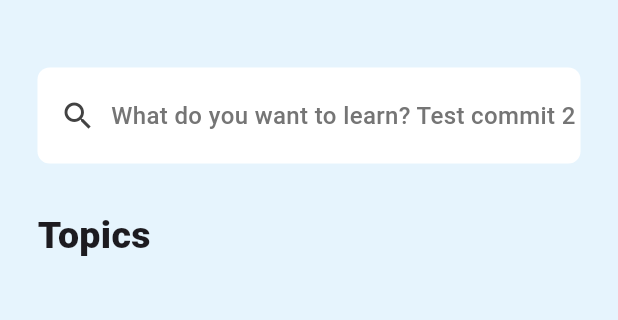
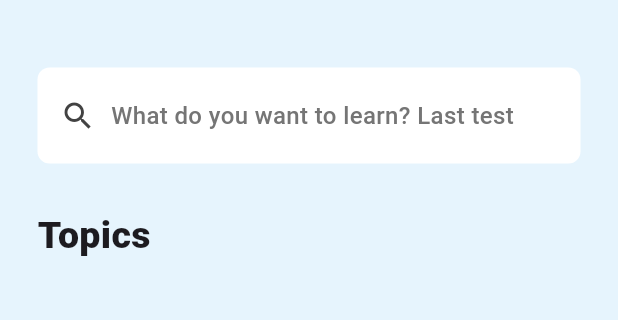
Before and after one commit to viancie/quizzard, a Flutter app: the screen it shows after launch, on a phone screen of 412 x 824 dp, the part 84-404 px from its top. Run offline on Flutter 3.47's test engine with Material 3 defaults, Android fonts, the phone set to English and light mode, and no system bars.

Commit message:
unta last na

```diff
--- a/lib/components/search_button.dart
+++ b/lib/components/search_button.dart
@@ -23,7 +23,7 @@ class SearchButton extends StatelessWidget {
             width: 10,
           ),
           Text(
-            "What do you want to learn? Test commit 2",
+            "What do you want to learn? Last test",
             style: TextStyle(
                 color: Colors.grey[600],
                 fontSize: 16,
```
